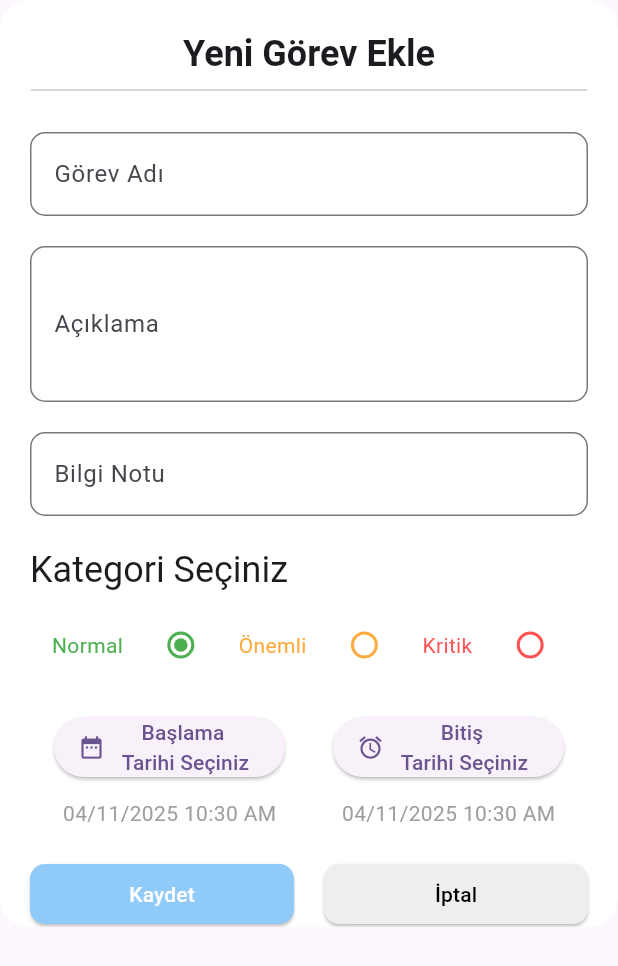
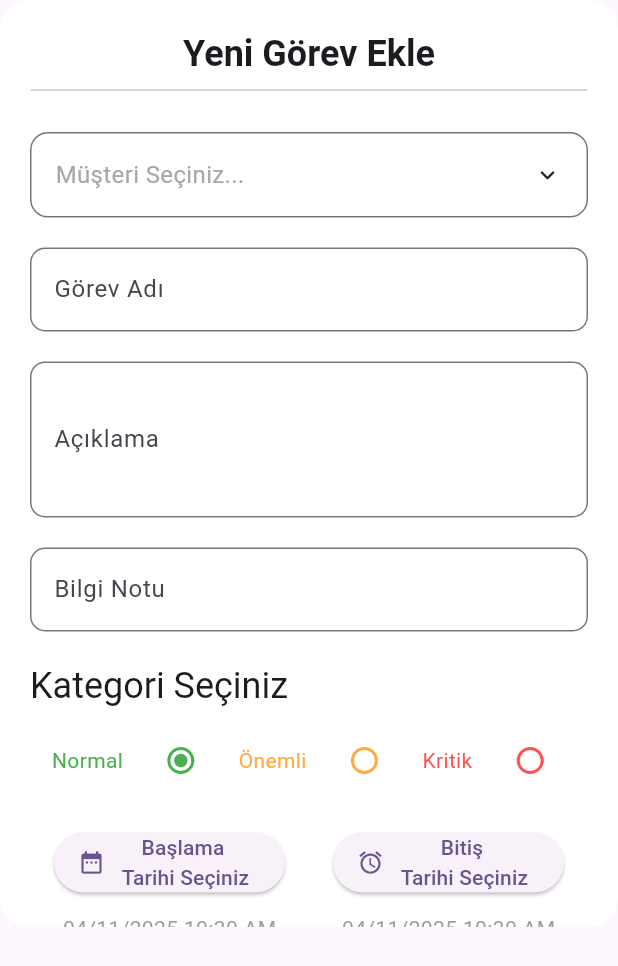
Before and after one commit to ykakkaya/todoapp-riverpod-firebase, a Flutter app: the NewTaskForm widget shown alone on an empty page, opened directly, on a phone screen of 412 x 824 dp. Shown: the top 966 px of the screen. Run offline on Flutter 3.47's test engine with Material 3 defaults, Android fonts, the phone set to English and light mode, and no system bars; drawn by our look-alikes of animated_custom_dropdown; our stand-ins replace flutter_datetime_picker_plus, flutter_riverpod, gap; missing offline and left inert: fab_circular_menu_plus.

Commit message:
customer dropdown

```diff
--- /dev/null
+++ b/lib/widgets/form/customer_list_search_dropdown.dart
@@ -0,0 +1,32 @@
+import 'package:animated_custom_dropdown/custom_dropdown.dart';
+import 'package:flutter/material.dart';
+
+class CustomerListSearchDropdown extends StatelessWidget {
+  const CustomerListSearchDropdown({Key? key}) : super(key: key);
+
+  final List<String> _list = const [
+    "A8 Bilişim",
+    "ABC LOJİSTİK",
+    "AKNET BİLGİSAYAR",
+    "KARE BİLGİSAYAR",
+    "İVENT BİLGİSAYAR",
+    "NETSİM YAZILIM",
+    "NETCOM BİLGİSAYAR",
+  ];
+
+  @override
+  Widget build(BuildContext context) {
+    return CustomDropdown<String>.search(
+      decoration: CustomDropdownDecoration(
+        closedBorder: BoxBorder.all(color: Colors.black54)
+      ),
+      hintText: 'Müşteri Seçiniz...',
+      searchHintText: 'Müşteri Ara...',
+      items: _list,
+      excludeSelected: false,
+      onChanged: (value) {
+        print(value);
+      },
+    );
+  }
+}
--- a/lib/widgets/new_task_form.dart
+++ b/lib/widgets/new_task_form.dart
@@ -4,6 +4,7 @@ import 'package:flutter_riverpod/flutter_riverpod.dart';
 import 'package:gap/gap.dart';
 import 'package:todoapp/utils/project_text.dart';
 import 'package:todoapp/widgets/form/category_radio_group.dart';
+import 'package:todoapp/widgets/form/customer_list_search_dropdown.dart';
 import 'package:todoapp/widgets/form/form_button.dart';
 import 'package:todoapp/widgets/form/form_datetime_select.dart';
 import 'package:todoapp/widgets/form/form_name_text.dart';
@@ -35,6 +36,8 @@ class NewTaskForm extends ConsumerWidget {
                 child: Column(
                   crossAxisAlignment: CrossAxisAlignment.stretch,
                   children: [
+                    CustomerListSearchDropdown(),
+                    Gap(20),
                     TaskInput(labelText: ProjectText.taskNameLabel, hintText:ProjectText.taskNameHint,),
                     Gap(20),
                     TaskInput(labelText: ProjectText.descriptionLabel, hintText: ProjectText.descriptionHint,maxLine: 3,),
--- a/pubspec.yaml
+++ b/pubspec.yaml
@@ -41,6 +41,7 @@ dependencies:
     sdk: flutter
   flutter_datetime_picker_plus: ^2.2.0
   fab_circular_menu_plus: ^0.0.4
+  animated_custom_dropdown: ^3.1.1
 
 
 dev_dependencies:
```
Also changed, not shown: pubspec.lock.
